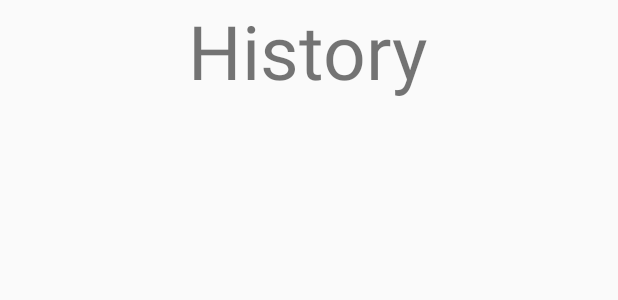
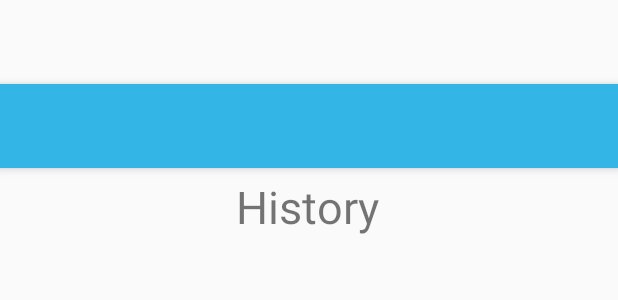
Before and after one commit to carfelre92/3rdyearproject, an Android app: the layout history.xml on its own in the app's theme, with its tools: preview values and no code run, on a phone screen of 412 x 824 dp. Shown: the top 300 px of the screen. Run offline under Robolectric (Android 15) with nearby library versions, the phone set to English and light mode, and no system bars.

Commit message:
Swipe screens working. (Missing title in main toolbar)

```diff
--- a/NutritionApp/app/src/main/AndroidManifest.xml
+++ b/NutritionApp/app/src/main/AndroidManifest.xml
@@ -47,6 +47,7 @@
             android:label="Other Results"
             android:screenOrientation="portrait">
         </activity>
+
     </application>
 
 </manifest>
--- a/NutritionApp/app/src/main/java/com/google/sample/cloudvision/MainActivity.java
+++ b/NutritionApp/app/src/main/java/com/google/sample/cloudvision/MainActivity.java
@@ -105,8 +105,10 @@ public class MainActivity extends AppCompatActivity {
         super.onCreate(savedInstanceState);
         setContentView(R.layout.activity_main);
 
-        Toolbar toolbar = (Toolbar) findViewById(R.id.toolbar);
-        setSupportActionBar(toolbar);
+//        Toolbar toolbar = (Toolbar) findViewById(R.id.toolbar);
+//        toolbar.setTitle("Nutrition App");
+//        setSupportActionBar(toolbar);
+
         FloatingActionButton fab = (FloatingActionButton) findViewById(R.id.fab);
         fab.setOnClickListener(new View.OnClickListener() {
             @Override
--- a/NutritionApp/app/src/main/res/layout/history.xml
+++ b/NutritionApp/app/src/main/res/layout/history.xml
@@ -1,16 +1,67 @@
 <?xml version="1.0" encoding="utf-8"?>
-<LinearLayout xmlns:android="http://schemas.android.com/apk/res/android"
+<android.support.design.widget.CoordinatorLayout xmlns:android="http://schemas.android.com/apk/res/android"
+    xmlns:app="http://schemas.android.com/apk/lib/com.google.sample.cloudvision"
+    xmlns:app2="http://schemas.android.com/apk/res-auto"
+    xmlns:tools="http://schemas.android.com/tools"
     android:layout_width="match_parent"
     android:layout_height="match_parent"
-    android:baselineAligned="false"
-    android:orientation="vertical"
-    android:weightSum="1">
+    android:fitsSystemWindows="true"
+    tools:context="com.google.sample.cloudvision.History">
+
+    <android.support.design.widget.AppBarLayout
+        android:layout_width="match_parent"
+        android:layout_height="wrap_content"
+        android:theme="@style/AppTheme.AppBarOverlay">
+
+        <android.support.v7.widget.Toolbar
+            android:id="@+id/toolbar"
+            android:layout_width="match_parent"
+            android:layout_height="?attr/actionBarSize"
+            android:background="?attr/colorPrimary"
+            app:popupTheme="@style/AppTheme.PopupOverlay" />
+
+    </android.support.design.widget.AppBarLayout>
 
     <TextView
-        android:id="@+id/textHistory"
+        android:id="@+id/textSettings"
         android:layout_width="409dp"
-        android:layout_height="wrap_content"
+        android:layout_height="163dp"
+        android:gravity="center"
         android:text="History"
-        android:gravity="center"
-        android:textSize="50sp" />
-</LinearLayout>
+        android:textSize="30sp" />
+
+
+</android.support.design.widget.CoordinatorLayout>
+
+<!--<LinearLayout xmlns:android="http://schemas.android.com/apk/res/android"-->
+    <!--xmlns:app="http://schemas.android.com/apk/lib/com.google.sample.cloudvision"-->
+    <!--xmlns:app2="http://schemas.android.com/apk/res-auto"-->
+    <!--xmlns:tools="http://schemas.android.com/tools"-->
+    <!--android:layout_width="match_parent"-->
+    <!--android:layout_height="match_parent"-->
+    <!--android:orientation="vertical"-->
+    <!--android:fitsSystemWindows="true"-->
+    <!--tools:context="com.google.sample.cloudvision.History">-->
+
+    <!--<android.support.design.widget.AppBarLayout-->
+        <!--android:layout_width="match_parent"-->
+        <!--android:layout_height="wrap_content"-->
+        <!--android:theme="@style/AppTheme.AppBarOverlay">-->
+
+        <!--<android.support.v7.widget.Toolbar-->
+            <!--android:id="@+id/toolbar"-->
+            <!--android:layout_width="match_parent"-->
+            <!--android:layout_height="?attr/actionBarSize"-->
+            <!--android:background="?attr/colorPrimary"-->
+            <!--app:popupTheme="@style/AppTheme.PopupOverlay" />-->
+
+    <!--</android.support.design.widget.AppBarLayout>-->
+
+    <!--<TextView-->
+        <!--android:id="@+id/textHistory"-->
+        <!--android:layout_width="409dp"-->
+        <!--android:layout_height="wrap_content"-->
+        <!--android:text="History"-->
+        <!--android:gravity="center"-->
+        <!--android:textSize="50sp" />-->
+<!--</LinearLayout>-->
--- a/NutritionApp/app/src/main/res/layout/settings.xml
+++ b/NutritionApp/app/src/main/res/layout/settings.xml
@@ -5,7 +5,7 @@
     android:layout_width="match_parent"
     android:layout_height="match_parent"
     android:fitsSystemWindows="true"
-    tools:context="com.google.sample.cloudvision.MainActivity">
+    tools:context="com.google.sample.cloudvision.Settings">
 
     <android.support.design.widget.AppBarLayout
         android:layout_width="match_parent"
@@ -32,7 +32,7 @@
         android:layout_width="409dp"
         android:layout_height="163dp"
         android:gravity="center"
-        android:text="Settings"
+        android:text="Profile"
         android:textSize="30sp" />
 
 
```
Also changed, not shown: NutritionApp/app/src/main/java/com/google/sample/cloudvision/History.java (+8 -0 lines), NutritionApp/app/src/main/java/com/google/sample/cloudvision/Settings.java (+9 -0 lines), NutritionApp/app/src/main/res/layout/activity_main.xml (+4 -8 lines).
